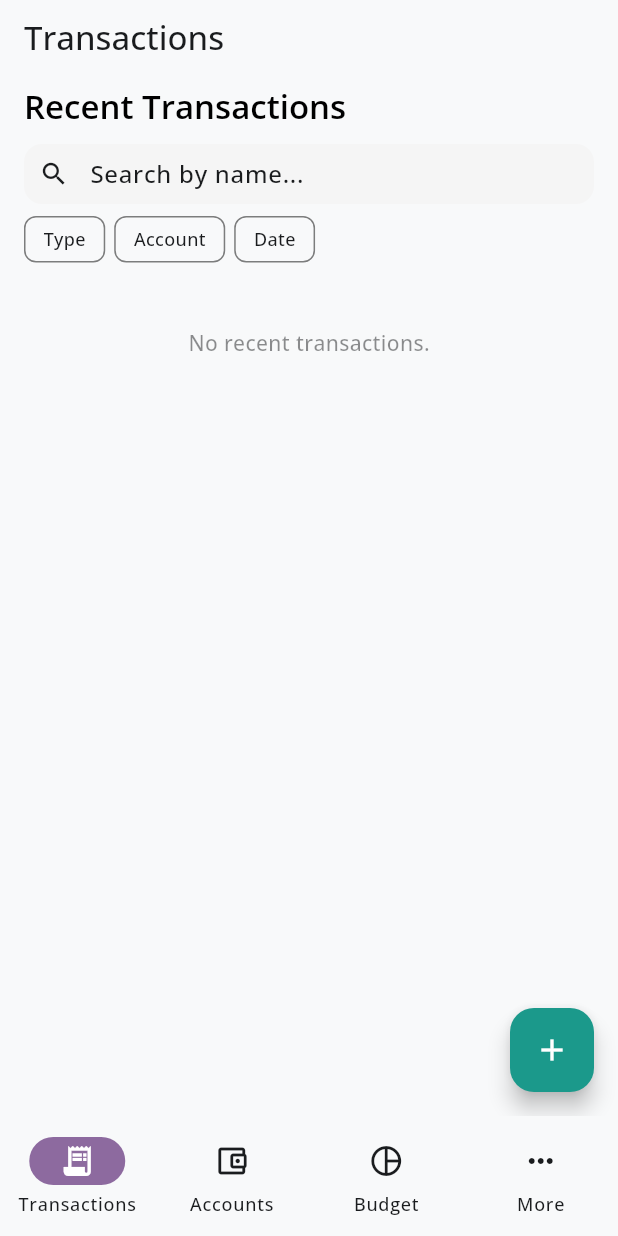
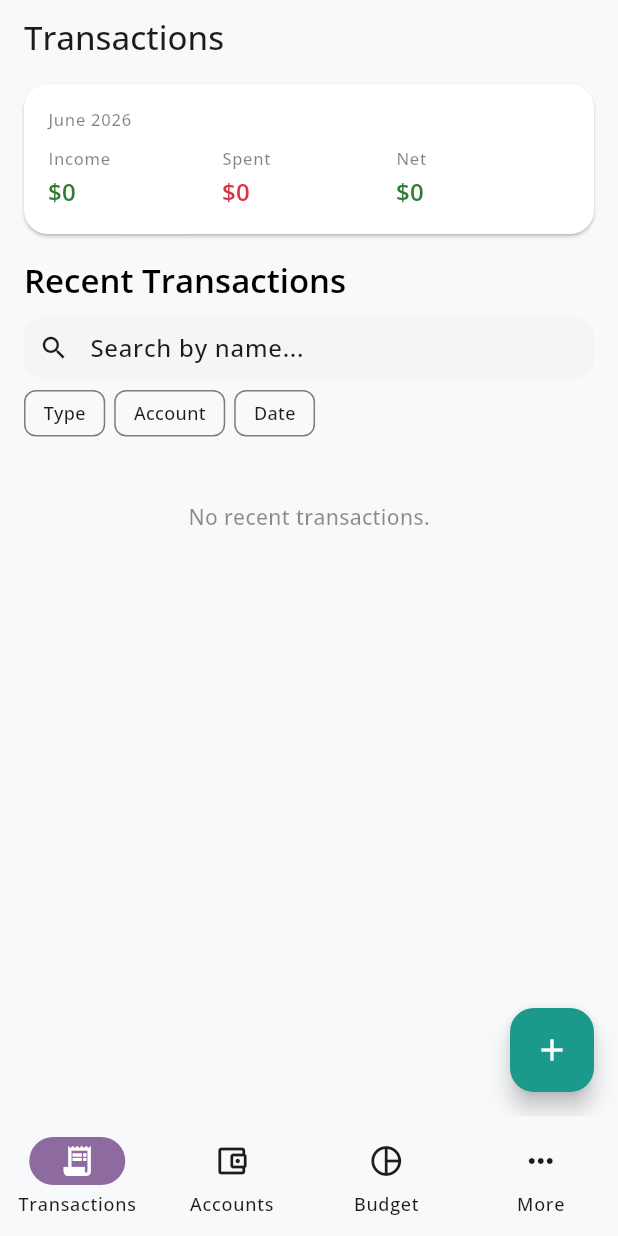
Before and after one commit to spalaciobe/Budgett_Frontend, a Flutter app: the screen it shows once a user with an empty profile is signed in, on a phone screen of 412 x 824 dp. Run offline on Flutter 3.47's test engine with Material 3 defaults, Android fonts, the phone set to English and light mode, and no system bars; our stand-ins replace fl_chart, flutter_local_notifications, flutter_riverpod, go_router, image_picker, package_info_plus and 3 more; missing offline and left inert: ota_update; accounts and stored records are empty; network calls fail.

Commit message:
feat(home): current-month summary card (Income / Spent / Net)

```diff
--- a/lib/presentation/providers/finance_provider.dart
+++ b/lib/presentation/providers/finance_provider.dart
@@ -70,6 +70,20 @@ final accountDetailTransactionsProvider = FutureProvider.autoDispose
 final categoriesProvider = FutureProvider<List<Category>>((ref) async {
   final repository = ref.watch(financeRepositoryProvider);
   return repository.getCategories();
+});
+
+/// Current-month income vs. spent (COP), for the Home summary card. Uses the
+/// same month-scoped repository methods as the Budget screen so the figures
+/// reconcile, instead of summing the (possibly truncated) recent-transactions
+/// list.
+final homeMonthSummaryProvider =
+    FutureProvider.autoDispose<({double income, double spent})>((ref) async {
+  final repository = ref.watch(financeRepositoryProvider);
+  final now = DateTime.now();
+  final income = await repository.getMonthlyIncome(now.month, now.year);
+  final spending = await repository.getSpendingByCategory(now.month, now.year);
+  final spent = spending.values.fold<double>(0.0, (s, v) => s + v.total);
+  return (income: income, spent: spent);
 });
 
 /// Transactions that make up a category's monthly total on the Budget screen.
--- a/lib/presentation/screens/home_screen.dart
+++ b/lib/presentation/screens/home_screen.dart
@@ -38,6 +38,76 @@ String _buildDetails(
       : (t.categoryId != null ? categoryMap[t.categoryId!] : null);
   if (catName != null && catName.isNotEmpty) return '$accountName  ·  $catName';
   return accountName;
+}
+
+/// Compact current-month summary (Income / Spent / Net) at the top of Home.
+class _MonthSummaryCard extends ConsumerWidget {
+  const _MonthSummaryCard();
+
+  static const _months = [
+    'January', 'February', 'March', 'April', 'May', 'June',
+    'July', 'August', 'September', 'October', 'November', 'December',
+  ];
+
+  @override
+  Widget build(BuildContext context, WidgetRef ref) {
+    final theme = Theme.of(context);
+    final now = DateTime.now();
+    final data = ref.watch(homeMonthSummaryProvider).valueOrNull;
+    final income = data?.income ?? 0.0;
+    final spent = data?.spent ?? 0.0;
+    final net = income - spent;
+
+    final mutedStyle = theme.textTheme.labelSmall?.copyWith(
+        color: theme.colorScheme.onSurface.withValues(alpha: 0.55));
+
+    Widget metric(String label, double amount, Color color) {
+      return Expanded(
+        child: Column(
+          crossAxisAlignment: CrossAxisAlignment.start,
+          children: [
+            Text(label, style: mutedStyle),
+            const SizedBox(height: 2),
+            Text(
+              CurrencyFormatter.format(amount),
+              maxLines: 1,
+              overflow: TextOverflow.fade,
+              style: theme.textTheme.titleMedium
+                  ?.copyWith(fontWeight: FontWeight.bold, color: color),
+            ),
+          ],
+        ),
+      );
+    }
+
+    return Card(
+      elevation: 1,
+      shape: RoundedRectangleBorder(borderRadius: BorderRadius.circular(16)),
+      child: Padding(
+        padding: const EdgeInsets.all(16),
+        child: Column(
+          crossAxisAlignment: CrossAxisAlignment.start,
+          children: [
+            Text('${_months[now.month - 1]} ${now.year}', style: mutedStyle),
+            const SizedBox(height: 10),
+            Row(
+              children: [
+                metric('Income', income, context.semantic.positive),
+                metric('Spent', spent, theme.colorScheme.error),
+                metric(
+                  'Net',
+                  net,
+                  net >= 0
+                      ? context.semantic.positive
+                      : theme.colorScheme.error,
+                ),
+              ],
+            ),
+          ],
+        ),
+      ),
+    );
+  }
 }
 
 class HomeScreen extends ConsumerStatefulWidget {
@@ -338,6 +408,8 @@ class _HomeScreenState extends ConsumerState<HomeScreen> {
           child: Column(
             crossAxisAlignment: CrossAxisAlignment.start,
             children: [
+              const _MonthSummaryCard(),
+              const SizedBox(height: 16),
               Text(
                 'Recent Transactions',
                 style: Theme.of(context)
```
